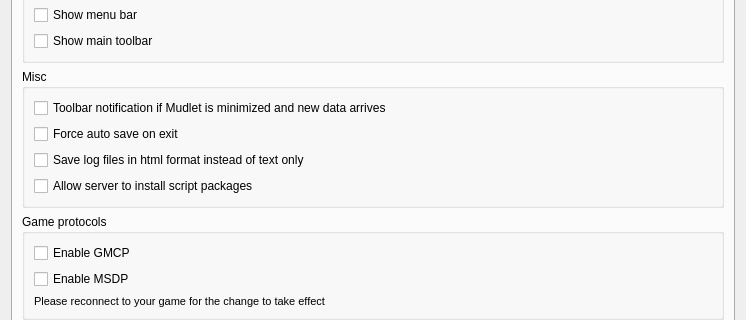
The window that src/ui/profile_preferences.ui (Mudlet/Mudlet) describes before a commit, drawn with Qt 5; both pictures show x 0 to 746 and y 128 to 448 of the 746 by 596 pixel window.
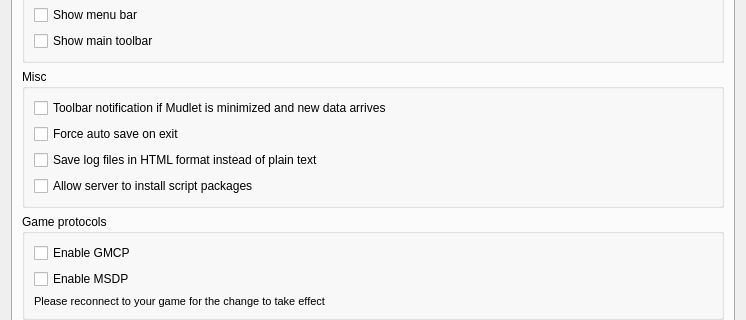
The same window after the commit. Icons and pictures are not drawn.

Commit message: Update: format of modded code & +ed commentted support new text format opts

```diff
--- a/src/ui/profile_preferences.ui
+++ b/src/ui/profile_preferences.ui
@@ -159,7 +159,7 @@
              <string>Switch log file format from HTML to raw stream dump in logfiles as sent by server. The logfile can then be can be loaded by Mudlet to test your trigger systems offline.</string>
             </property>
             <property name="text">
-             <string>Save log files in html format instead of text only</string>
+             <string>Save log files in HTML format instead of plain text</string>
             </property>
            </widget>
           </item>
```
Left out of the diff: 2 changed lines with no effect on the pictures. The commit also changes 4 other files.
